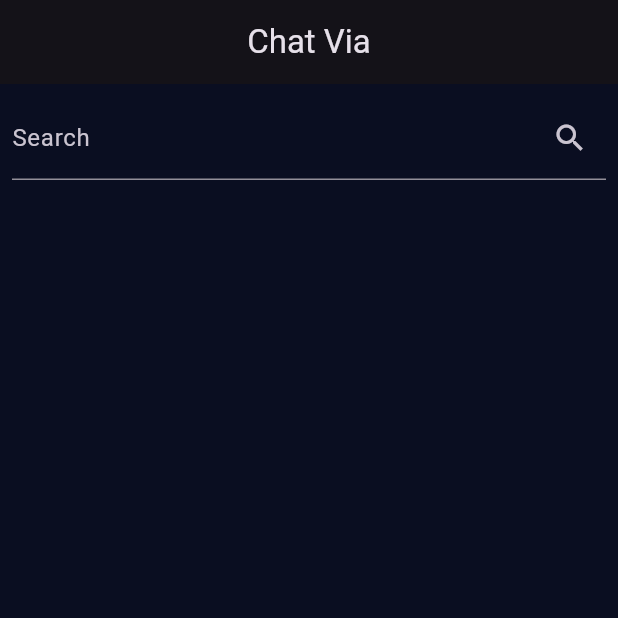
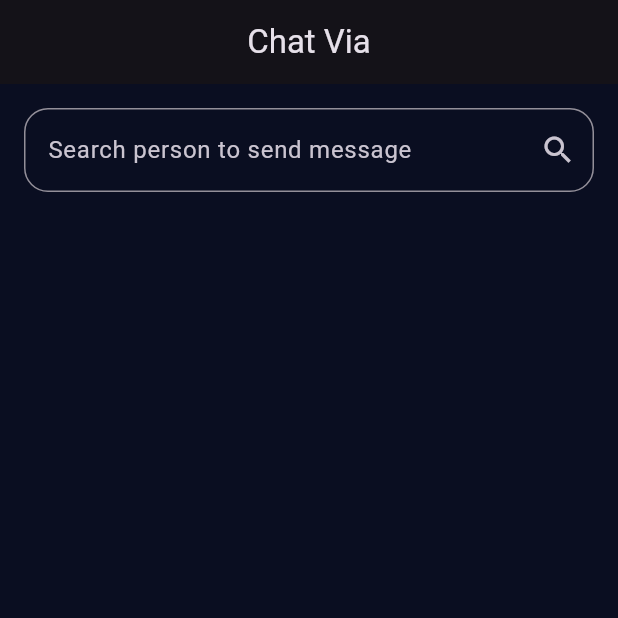
Before and after one commit to official16Dec/simple-chat-via, a Flutter app: the screen it shows after launch, on a phone screen of 412 x 824 dp, the top half of it. Run offline on Flutter 3.47's test engine with Material 3 defaults, Android fonts, the phone set to English and light mode, and no system bars; our stand-ins replace firebase_auth, firebase_core, google_sign_in; accounts and stored records are empty.

Commit message:
Search bar implemented with rounded corner

```diff
--- a/lib/screens/home_screen.dart
+++ b/lib/screens/home_screen.dart
@@ -21,18 +21,17 @@ class _HomeScreenState extends State<HomeScreen> {
         crossAxisAlignment: CrossAxisAlignment.stretch,
         children: [
           Padding(
-            padding: EdgeInsets.all(8.0),
-            child: TextField(
-              decoration: InputDecoration(
-                labelText: 'Search',
-                suffixIcon: Icon(Icons.search),
-              ),
-              onChanged: (value) {
-                setState(() {
-                  searchString = value.toLowerCase();
-                });
-              },
-            ),
+              padding: EdgeInsets.all(16),
+              child: TextField(
+                decoration: InputDecoration(
+                  labelText: 'Search person to send message',
+                  border: OutlineInputBorder(
+                    borderSide: BorderSide(),
+                    borderRadius: BorderRadius.all(Radius.circular(16.0))
+                  ),
+                  suffixIcon: Icon(Icons.search),
+                ),
+              )
           ),
         ],
       ),
```
